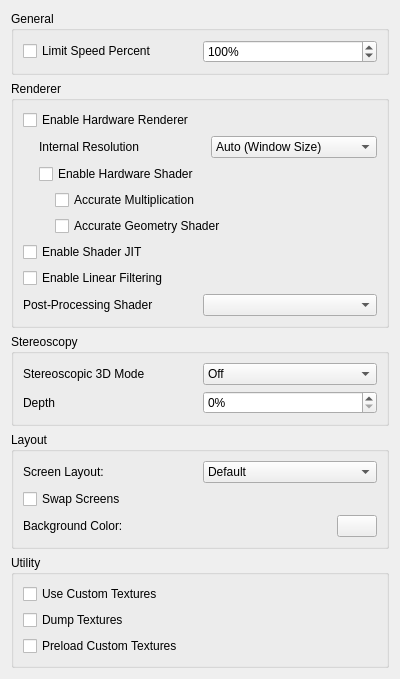
The window that src/citra_qt/configuration/configure_graphics.ui (fadillzzz/citra-rasp-legacy) describes before a commit, drawn with Qt 5.
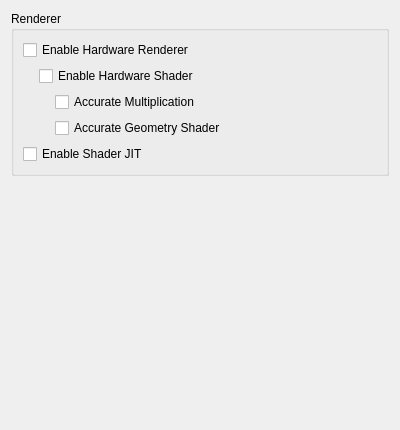
The same window after the commit.

Commit message: reorder graphics tab, move speed to general

```diff
--- a/src/citra_qt/configuration/configure_graphics.ui
+++ b/src/citra_qt/configuration/configure_graphics.ui
@@ -7,49 +7,19 @@
     <x>0</x>
     <y>0</y>
     <width>400</width>
-    <height>603</height>
+    <height>430</height>
    </rect>
   </property>
+  <property name="minimumSize">
+   <size>
+    <width>0</width>
+    <height>0</height>
+   </size>
+  </property>
   <property name="windowTitle">
    <string>Form</string>
   </property>
   <layout class="QVBoxLayout" name="verticalLayout">
-   <item>
-    <widget class="QGroupBox" name="generalBox">
-     <property name="title">
-      <string>General</string>
-     </property>
-     <layout class="QVBoxLayout" name="verticalLayout_2">
-      <item>
-       <layout class="QHBoxLayout" name="horizontalLayout_2">
-        <item>
-         <widget class="QCheckBox" name="toggle_frame_limit">
-          <property name="text">
-           <string>Limit Speed Percent</string>
-          </property>
-         </widget>
-        </item>
-        <item>
-         <widget class="QSpinBox" name="frame_limit">
-          <property name="suffix">
-           <string>%</string>
-          </property>
-          <property name="minimum">
-           <number>1</number>
-          </property>
-          <property name="maximum">
-           <number>9999</number>
-          </property>
-          <property name="value">
-           <number>100</number>
-          </property>
-         </widget>
-        </item>
-       </layout>
-      </item>
-     </layout>
-    </widget>
-   </item>
    <item>
     <widget class="QGroupBox" name="rendererBox">
      <property name="title">
@@ -81,76 +51,6 @@
          <property name="bottomMargin">
           <number>0</number>
          </property>
-         <item>
-          <layout class="QHBoxLayout" name="horizontalLayout">
-           <item>
-            <widget class="QLabel" name="label">
-             <property name="text">
-              <string>Internal Resolution</string>
-             </property>
-            </widget>
-           </item>
-           <item>
-            <widget class="QComboBox" name="resolution_factor_combobox">
-             <item>
-              <property name="text">
-               <string>Auto (Window Size)</string>
-              </property>
-             </item>
-             <item>
-              <property name="text">
-               <string>Native (400x240)</string>
-              </property>
-             </item>
-             <item>
-              <property name="text">
-               <string>2x Native (800x480)</string>
-              </property>
-             </item>
-             <item>
-              <property name="text">
-               <string>3x Native (1200x720)</string>
-              </property>
-             </item>
-             <item>
-              <property name="text">
-               <string>4x Native (1600x960)</string>
-              </property>
-             </item>
-             <item>
-              <property name="text">
-               <string>5x Native (2000x1200)</string>
-              </property>
-             </item>
-             <item>
-              <property name="text">
-               <string>6x Native (2400x1440)</string>
-              </property>
-             </item>
-             <item>
-              <property name="text">
-               <string>7x Native (2800x1680)</string>
-              </property>
-             </item>
-             <item>
-              <property name="text">
-               <string>8x Native (3200x1920)</string>
-              </property>
-             </item>
-             <item>
-              <property name="text">
-               <string>9x Native (3600x2160)</string>
-              </property>
-             </item>
-             <item>
-              <property name="text">
-               <string>10x Native (4000x2400)</string>
-              </property>
-             </item>
-            </widget>
-           </item>
-          </layout>
-         </item>
          <item>
           <widget class="QCheckBox" name="toggle_hw_shader">
            <property name="toolTip">
@@ -212,206 +112,21 @@
         </property>
        </widget>
       </item>
-      <item>
-       <widget class="QCheckBox" name="toggle_linear_filter">
-        <property name="text">
-         <string>Enable Linear Filtering</string>
-        </property>
-       </widget>
-      </item>
-      <item>
-       <layout class="QHBoxLayout" name="horizontalLayout_11">
-        <item>
-         <widget class="QLabel" name="label_2">
-          <property name="text">
-           <string>Post-Processing Shader</string>
-          </property>
-         </widget>
-        </item>
-        <item>
-         <widget class="QComboBox" name="shader_combobox"/>
-        </item>
-       </layout>
-      </item>
      </layout>
     </widget>
    </item>
    <item>
-    <widget class="QGroupBox" name="groupBox">
-     <property name="title">
-      <string>Stereoscopy</string>
+    <spacer name="verticalSpacer">
+     <property name="orientation">
+      <enum>Qt::Vertical</enum>
      </property>
-     <layout class="QVBoxLayout" name="verticalLayout_4">
-      <item>
-       <layout class="QHBoxLayout" name="horizontalLayout_5">
-        <item>
-         <widget class="QLabel" name="label_4">
-          <property name="text">
-           <string>Stereoscopic 3D Mode</string>
-          </property>
-         </widget>
-        </item>
-        <item>
-         <widget class="QComboBox" name="render_3d_combobox">
-          <item>
-           <property name="text">
-            <string>Off</string>
-           </property>
-          </item>
-          <item>
-           <property name="text">
-            <string>Side by Side</string>
-           </property>
-          </item>
-          <item>
-           <property name="text">
-            <string>Anaglyph</string>
-           </property>
-          </item>
-         </widget>
-        </item>
-       </layout>
-      </item>
-      <item>
-       <layout class="QHBoxLayout" name="horizontalLayout_7">
-        <item>
-         <widget class="QLabel" name="label_3">
-          <property name="text">
-           <string>Depth</string>
-          </property>
-         </widget>
-        </item>
-        <item>
-         <widget class="QSpinBox" name="factor_3d">
-          <property name="suffix">
-           <string>%</string>
-          </property>
-          <property name="minimum">
-           <number>0</number>
-          </property>
-          <property name="maximum">
-           <number>100</number>
-          </property>
-          <property name="value">
-           <number>0</number>
-          </property>
-         </widget>
-        </item>
-       </layout>
-      </item>
-     </layout>
-    </widget>
-   </item>
-   <item>
-    <widget class="QGroupBox" name="layoutBox">
-     <property name="title">
-      <string>Layout</string>
+     <property name="sizeHint" stdset="0">
+      <size>
+       <width>20</width>
+       <height>270</height>
+      </size>
      </property>
-     <layout class="QVBoxLayout" name="verticalLayout_3">
-      <item>
-       <layout class="QHBoxLayout" name="horizontalLayout_4">
-        <item>
-         <widget class="QLabel" name="label1">
-          <property name="text">
-           <string>Screen Layout:</string>
-          </property>
-         </widget>
-        </item>
-        <item>
-         <widget class="QComboBox" name="layout_combobox">
-          <item>
-           <property name="text">
-            <string>Default</string>
-           </property>
-          </item>
-          <item>
-           <property name="text">
-            <string>Single Screen</string>
-           </property>
-          </item>
-          <item>
-           <property name="text">
-            <string>Large Screen</string>
-           </property>
-          </item>
-          <item>
-           <property name="text">
-            <string>Side by Side</string>
-           </property>
-          </item>
-         </widget>
-        </item>
-       </layout>
-      </item>
-      <item>
-       <widget class="QCheckBox" name="swap_screen">
-        <property name="text">
-         <string>Swap Screens</string>
-        </property>
-       </widget>
-      </item>
-      <item>
-       <layout class="QHBoxLayout" name="horizontalLayout_6">
-        <item>
-         <widget class="QLabel" name="bg_label">
-          <property name="text">
-           <string>Background Color:</string>
-          </property>
-         </widget>
-        </item>
-        <item>
-         <widget class="QPushButton" name="bg_button">
-          <property name="maximumSize">
-           <size>
-            <width>40</width>
-            <height>16777215</height>
-           </size>
-          </property>
-         </widget>
-        </item>
-       </layout>
-      </item>
-     </layout>
-    </widget>
-   </item>
-   <item>
-    <widget class="QGroupBox" name="utilityBox">
-     <property name="title">
-      <string>Utility</string>
-     </property>
-     <layout class="QVBoxLayout" name="verticalLayout_4">
-      <item>
-       <widget class="QCheckBox" name="toggle_custom_textures">
-        <property name="toolTip">
-         <string>&lt;html&gt;&lt;head/&gt;&lt;body&gt;&lt;p&gt;Replace textures with PNG files.&lt;/p&gt;&lt;p&gt;Textures are loaded from load/textures/[Title ID]/.&lt;/p&gt;&lt;/body&gt;&lt;/html&gt;</string>
-        </property>
-        <property name="text">
-         <string>Use Custom Textures</string>
-        </property>
-       </widget>
-      </item>
-      <item>
-       <widget class="QCheckBox" name="toggle_dump_textures">
-        <property name="toolTip">
-         <string>&lt;html&gt;&lt;head/&gt;&lt;body&gt;&lt;p&gt;Dump textures to PNG files.&lt;/p&gt;&lt;p&gt;Textures are dumped to dump/textures/[Title ID]/.&lt;/p&gt;&lt;/body&gt;&lt;/html&gt;</string>
-        </property>
-        <property name="text">
-         <string>Dump Textures</string>
-        </property>
-       </widget>
-      </item>
-      <item>
-       <widget class="QCheckBox" name="toggle_preload_textures">
-        <property name="toolTip">
-         <string>&lt;html&gt;&lt;head/&gt;&lt;body&gt;&lt;p&gt;Load all custom textures into memory on boot, instead of loading them when the game requires them.&lt;/p&gt;&lt;/body&gt;&lt;/html&gt;</string>
-        </property>
-        <property name="text">
-         <string>Preload Custom Textures</string>
-        </property>
-       </widget>
-      </item>
-     </layout>
-    </widget>
+    </spacer>
    </item>
   </layout>
  </widget>
```
The commit also changes 10 other files.
